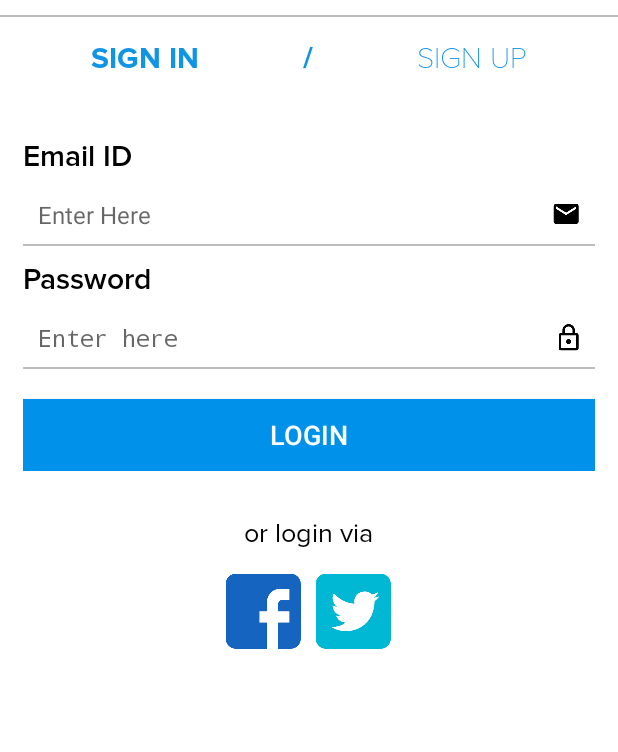
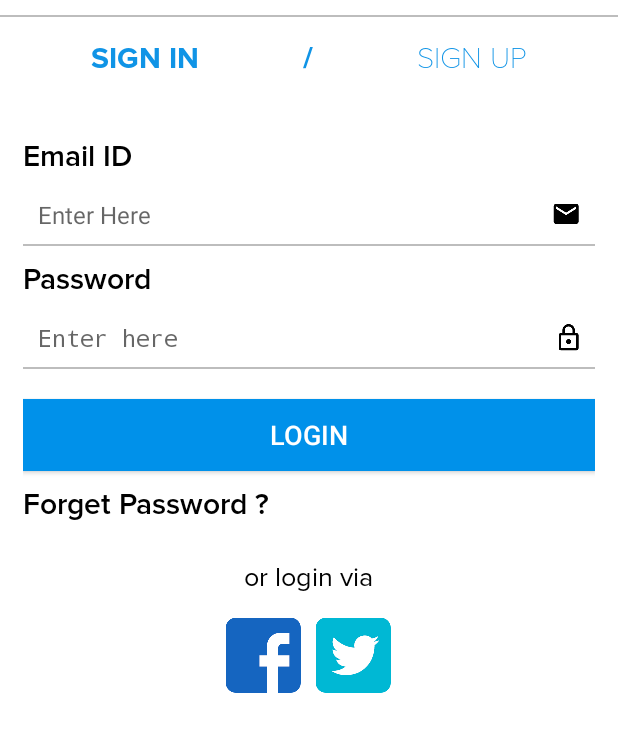
Before and after one commit to mayurtailor009/Groomer, an Android app: the LoginActivity screen opened directly, with no data from a screen before it, on a phone screen of 412 x 824 dp, the part 110-862 px from its top. Run offline under Robolectric (Android 15) with nearby library versions, the phone set to English and light mode, and no system bars; our stand-ins replace Volley.

Commit message:
created forgot password screen.

```diff
--- a/app/src/main/AndroidManifest.xml
+++ b/app/src/main/AndroidManifest.xml
@@ -42,6 +42,10 @@
             android:name=".activity.SignupActivity"
             android:screenOrientation="portrait"
             android:windowSoftInputMode="stateHidden"></activity>
+        <activity
+            android:name=".activity.ForgetpasswordActivity"
+            android:screenOrientation="portrait"
+            android:windowSoftInputMode="stateHidden"></activity>
     </application>
 
 </manifest>
--- a/app/src/main/res/layout/activity_login.xml
+++ b/app/src/main/res/layout/activity_login.xml
@@ -108,13 +108,22 @@
                     android:layout_height="wrap_content"
                     android:layout_marginTop="20dp"
                     android:text="LOGIN" />
+
+                <com.groomer.customviews.CustomTextViewMarkNovaSemibold
+                    android:id="@+id/tv_forgotpassword"
+                    android:layout_width="wrap_content"
+                    android:layout_height="wrap_content"
+                    android:layout_marginTop="10dp"
+                    android:text="Forget Password ?"
+                    android:textSize="20sp" />
             </LinearLayout>
+
 
             <com.groomer.customviews.CustomTextViewMarkNovaRegular
                 android:layout_width="wrap_content"
                 android:layout_height="wrap_content"
                 android:layout_gravity="center_horizontal"
-                android:layout_marginTop="15dp"
+                android:layout_marginTop="10dp"
                 android:text="or login via"
                 android:textSize="18sp" />
 
```
Also changed, not shown: app/src/main/java/com/groomer/activity/ForgetpasswordActivity.java (added, +31 -0 lines), app/src/main/res/layout/activity_forgotpassword.xml (added, +61 -0 lines).
